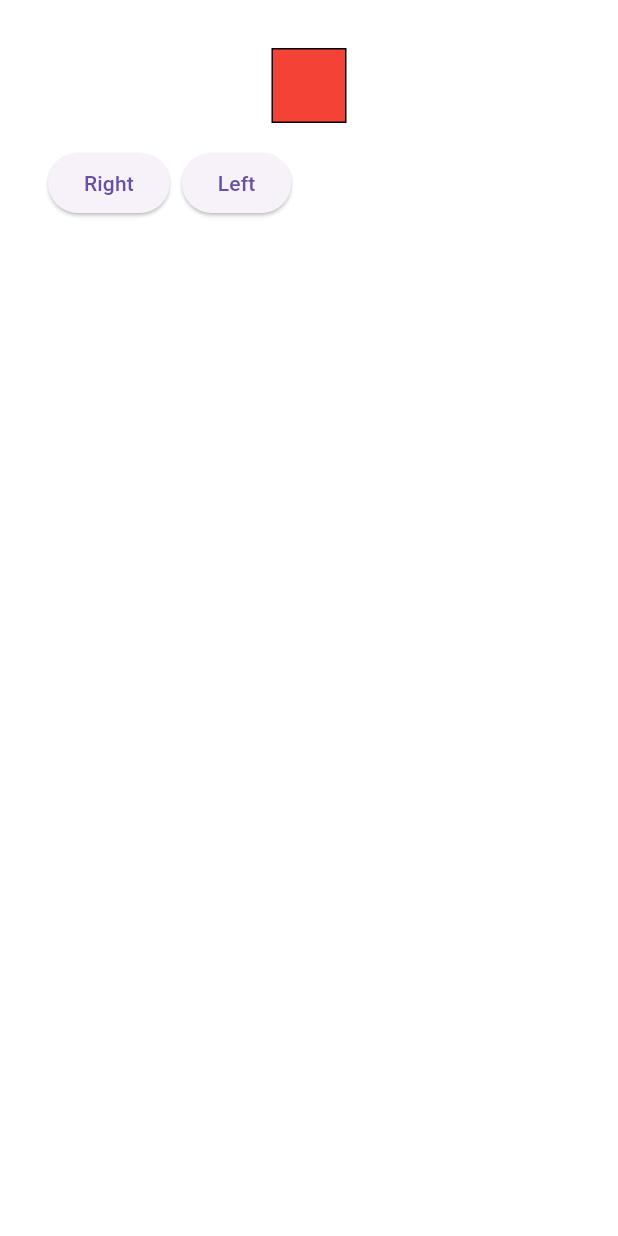
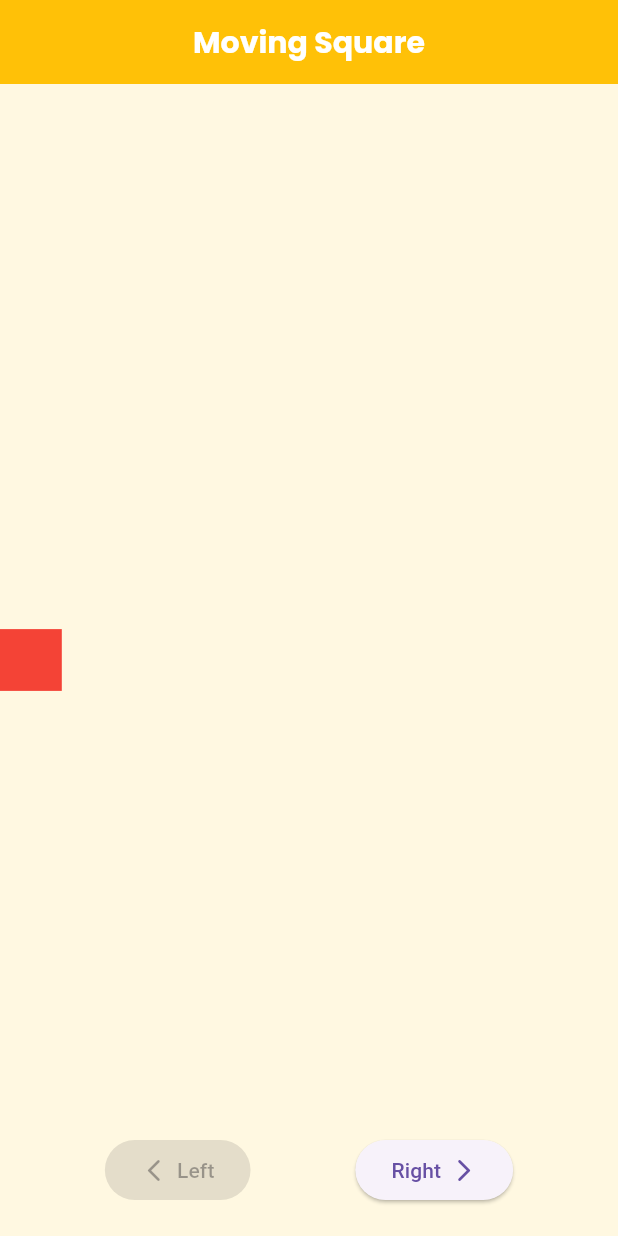
Before and after one commit to GreejithMinutesstudio/moving_square, a Flutter app: the screen it shows after launch, after a tap on "Left", on a phone screen of 412 x 824 dp. Run offline on Flutter 3.47's test engine with Material 3 defaults, Android fonts, the phone set to English and light mode, and no system bars; our stand-ins replace get, google_fonts, responsive_framework.

Commit message:
design and customisation of moving square home screen integrated getx controller and responsive framework packages added app colors, app theme added components -moving squares,butttons

```diff
--- /dev/null
+++ b/lib/constants/app_colors.dart
@@ -0,0 +1,12 @@
+import 'package:flutter/material.dart';
+
+class AppColors {
+  static const primaryColor = Colors.amber;
+  static const primaryLight = Colors.yellowAccent;
+  static const bgColor = Color(0xFFFFF8E1);
+  static const tileColor = Colors.white;
+  static const buttonTextColor = Colors.white;
+  static const textBlackColor = Colors.black;
+  static const greyColor = Color(0xFFCED3DC);
+  static const Color dividerColor = Color(0xFFD9D9D9);
+}
--- /dev/null
+++ b/lib/constants/app_theme.dart
@@ -0,0 +1,64 @@
+import 'package:flutter/material.dart';
+import 'package:google_fonts/google_fonts.dart';
+
+import 'app_colors.dart';
+
+final ThemeData appTheme = ThemeData(
+  primaryColor: AppColors.primaryColor,
+  scaffoldBackgroundColor: AppColors.bgColor,
+  appBarTheme: AppBarTheme(
+    color: AppColors.primaryColor,
+    titleTextStyle: GoogleFonts.poppins(
+      fontSize: 14,
+      fontWeight: FontWeight.bold,
+      color: AppColors.buttonTextColor,
+    ),
+    iconTheme: const IconThemeData(color: AppColors.buttonTextColor),
+  ),
+  textTheme: TextTheme(
+    displayLarge: GoogleFonts.poppins(
+      fontSize: 70,
+      fontWeight: FontWeight.bold,
+      color: AppColors.primaryColor,
+    ),
+    displayMedium: GoogleFonts.poppins(
+      fontSize: 40,
+      fontWeight: FontWeight.bold,
+      color: AppColors.primaryColor,
+    ),
+    headlineMedium: GoogleFonts.poppins(
+      fontSize: 20,
+      fontWeight: FontWeight.bold,
+      color: AppColors.primaryColor,
+    ),
+    titleMedium: GoogleFonts.poppins(
+      fontSize: 16,
+      fontWeight: FontWeight.bold,
+      color: AppColors.textBlackColor,
+    ),
+    labelMedium: GoogleFonts.poppins(
+      fontSize: 14,
+      fontWeight: FontWeight.bold,
+      color: AppColors.textBlackColor,
+    ),
+    bodyMedium: GoogleFonts.poppins(
+      fontSize: 14,
+      fontWeight: FontWeight.normal,
+      color: AppColors.textBlackColor,
+    ),
+    bodySmall: GoogleFonts.poppins(
+      fontSize: 12,
+      fontWeight: FontWeight.normal,
+      color: AppColors.textBlackColor,
+    ),titleSmall:   GoogleFonts.poppins(
+    fontSize: 12,
+    fontWeight: FontWeight.bold,
+    color: AppColors.textBlackColor,
+  ),
+    labelSmall: GoogleFonts.poppins(
+      fontSize: 10,
+      fontWeight: FontWeight.normal,
+      color: AppColors.textBlackColor,
+    ),
+  ),
+);
--- /dev/null
+++ b/lib/controller/home_controller.dart
@@ -0,0 +1,91 @@
+import 'package:get/get.dart';
+import 'dart:async';
+
+class HomeController extends GetxController {
+  var position = 0.0.obs;
+  var screenWidth = 0.0.obs;
+  var squareSize = 50.0.obs;
+  var isAnimating = false.obs;
+  var animationDuration = 1.obs;
+
+  /// Initialize square position at the center
+  void updateScreenWidth(double width) {
+    double oldWidth = screenWidth.value;
+    double oldPosition = position.value;
+
+    screenWidth.value = width;
+    squareSize.value = screenWidth.value * 0.1; // Make square size responsive
+
+    // If oldWidth is 0, it's the first time setting up the screen.
+    if (oldWidth == 0) {
+      position.value =
+          (screenWidth.value - squareSize.value) / 2; // Center it initially
+    } else {
+      // Disable animation when screen size changes
+      animationDuration.value = 0;
+
+      // Preserve proportional position
+      double proportion = oldPosition / oldWidth;
+      position.value = proportion * screenWidth.value;
+
+      // Ensure it doesn't exceed right edge
+      if (position.value + squareSize.value > screenWidth.value) {
+        position.value = screenWidth.value - squareSize.value;
+      }
+
+      // Re-enable animation after a short delay
+      Future.delayed(Duration(milliseconds: 100), () {
+        animationDuration.value = 1; // Restore 1-second animation for movement
+      });
+    }
+  }
+
+  /// Move the square left or right with animation
+  // Future<void> moveSquare(bool toRight) async {
+  //   if (isAnimating.value) return;
+  //   isAnimating.value = true;
+  //   animationDuration.value = 1; // Enable animation for movement
+  //
+  //   double targetPosition = toRight ? screenWidth.value - squareSize.value : 0;
+  //   double step = (targetPosition - position.value).abs() / 50;
+  //
+  //   Timer.periodic(const Duration(milliseconds: 10), (timer) {
+  //     if ((toRight && position.value >= targetPosition) ||
+  //         (!toRight && position.value <= targetPosition)) {
+  //       position.value = targetPosition;
+  //       isAnimating.value = false;
+  //       timer.cancel();
+  //     } else {
+  //       position.value += toRight ? step : -step;
+  //     }
+  //   });
+  // }
+  Future<void> moveSquare(bool toRight) async {
+    if (isAnimating.value) return; // Prevent multiple taps
+    isAnimating.value = true;
+
+    double targetPosition = toRight ? screenWidth.value - squareSize.value : 0;
+
+    // Animate to the new position
+    position.value = targetPosition;
+
+    // Wait for animation to complete before enabling buttons again
+    await Future.delayed(const Duration(seconds: 1));
+
+    isAnimating.value = false;
+  }
+
+  bool get isLeftDisabled => isAnimating.value || position.value <= 0;
+
+  bool get isRightDisabled =>
+      isAnimating.value ||
+      position.value >= screenWidth.value - squareSize.value;
+
+  // /// Check if Left button should be disabled
+  // bool get isLeftDisabled => position.value <= 0 || isAnimating.value;
+  //
+  // /// Check if Right button should be disabled
+  // bool get isRightDisabled =>
+  //     position.value >= screenWidth.value - squareSize.value ||
+  //     isAnimating.value;
+}
--- a/lib/main.dart
+++ b/lib/main.dart
@@ -1,62 +1,34 @@
 import 'package:flutter/material.dart';
+import 'package:moving_square/ui/home_page.dart';
+import 'package:responsive_framework/responsive_framework.dart';
+
+import 'constants/app_theme.dart';
 
 void main() {
   runApp(const MyApp());
 }
+final GlobalKey<NavigatorState> navigatorKey = GlobalKey<NavigatorState>();
 
 class MyApp extends StatelessWidget {
   const MyApp({super.key});
 
   @override
   Widget build(BuildContext context) {
-    return const MaterialApp(
-      home: Padding(
-        padding: EdgeInsets.all(32.0),
-        child: SquareAnimation(),
+    return   MaterialApp(
+      title: 'Moving Squares',
+      navigatorKey: navigatorKey,
+      theme: appTheme,
+      debugShowCheckedModeBanner: false,
+      builder: (context, child) => ResponsiveBreakpoints.builder(
+        child: child!,
+        breakpoints: [
+          const Breakpoint(start: 0, end: 450, name: MOBILE),
+          const Breakpoint(start: 451, end: 800, name: TABLET),
+          const Breakpoint(start: 801, end: 1920, name: DESKTOP),
+        ],
       ),
+      home:  HomePage(),
     );
+
   }
 }
-
-class SquareAnimation extends StatefulWidget {
-  const SquareAnimation({super.key});
-
-  @override
-  State<SquareAnimation> createState() {
-    return SquareAnimationState();
-  }
-}
-
-class SquareAnimationState extends State<SquareAnimation> {
-  static const _squareSize = 50.0;
-
-  @override
-  Widget build(BuildContext context) {
-    return Column(
-      children: [
-        Container(
-          width: _squareSize,
-          height: _squareSize,
-          decoration: BoxDecoration(
-            color: Colors.red,
-            border: Border.all(),
-          ),
-        ),
-        const SizedBox(height: 16),
-        Row(
-          children: [
-            ElevatedButton(
-              onPressed: () {},
-              child: const Text('Right'),
-            ),
-            const SizedBox(width: 8),
-            ElevatedButton(
-              onPressed: () {},
-              child:const Text('Left'),
-            ),
-          ],
-        ),
-      ],
-    );
-  }
-}
--- /dev/null
+++ b/lib/ui/components/home_buttons.dart
@@ -0,0 +1,51 @@
+import 'package:flutter/material.dart';
+import 'package:get/get.dart';
+import 'package:moving_square/controller/home_controller.dart';
+
+class HomeButtons extends StatelessWidget {
+  HomeButtons({super.key});
+
+  final HomeController controller = Get.find<HomeController>();
+
+  @override
+  Widget build(BuildContext context) {
+    return Row(
+      mainAxisAlignment: MainAxisAlignment.spaceEvenly,
+      children: [
+        Obx(
+          () => ElevatedButton(
+            onPressed:
+                controller.isLeftDisabled
+                    ? null
+                    : () => controller.moveSquare(false),
+            child: Row(
+              mainAxisAlignment: MainAxisAlignment.center,
+              children: [
+                Icon(Icons.arrow_back_ios_rounded),
+                SizedBox(width: 6,),
+                const Text("Left"),
+              ],
+            ),
+          ),
+        ),
+        Obx(
+          () => ElevatedButton(
+            onPressed:
+                controller.isRightDisabled
+                    ? null
+                    : () => controller.moveSquare(true),
+            child: Row(
+              mainAxisAlignment: MainAxisAlignment.center,
+              children: [
+                const Text("Right"),
+                SizedBox(width: 6,),
+                Icon(Icons.arrow_forward_ios_rounded),
+
+              ],
+            ),
+          ),
+        ),
+      ],
+    );
+  }
+}
--- /dev/null
+++ b/lib/ui/components/square_area.dart
@@ -0,0 +1,32 @@
+import 'package:flutter/material.dart';
+import 'package:get/get.dart';
+import 'package:moving_square/controller/home_controller.dart';
+
+class SquareArea extends StatelessWidget {
+  final BoxConstraints constraints;
+
+  SquareArea({super.key, required this.constraints});
+
+  final HomeController controller = Get.find<HomeController>();
+
+  @override
+  Widget build(BuildContext context) {
+    return Obx(
+      () => Stack(
+        children: [
+          AnimatedPositioned(
+            duration: Duration(seconds: controller.animationDuration.value),
+            curve: Curves.easeInOut,
+            left: controller.position.value,
+            top: constraints.maxHeight / 2 - controller.squareSize.value / 2,
+            child: SizedBox(
+              width: controller.squareSize.value,
+              height: controller.squareSize.value,
+              child: ColoredBox(color: Colors.red),
+            ),
+          ),
+        ],
+      ),
+    );
+  }
+}
--- /dev/null
+++ b/lib/ui/home_page.dart
@@ -0,0 +1,44 @@
+import 'package:flutter/material.dart';
+import 'package:get/get.dart';
+import 'package:moving_square/controller/home_controller.dart';
+import 'package:moving_square/ui/components/home_buttons.dart';
+
+import '../constants/app_theme.dart';
+import '../utils/responsive_sizes.dart';
+import 'components/square_area.dart';
+
+class HomePage extends StatelessWidget {
+  HomePage({super.key});
+
+  final HomeController controller = Get.put(HomeController());
+
+  @override
+  Widget build(BuildContext context) {
+    return Scaffold(
+      appBar: AppBar(
+        centerTitle: true,
+        title: Text(
+          "Moving Square",
+          style: appTheme.textTheme.titleMedium?.copyWith(
+            color: Colors.white,
+            fontSize: ResponsiveSizes.fontSize(context, 20),
+          ),
+        ),
+      ),
+      body: LayoutBuilder(
+        builder: (context, constraints) {
+          controller.updateScreenWidth(
+            constraints.maxWidth,
+          ); // Only updates when width changes
+          return Column(
+            children: [
+              Expanded(child: SquareArea(constraints: constraints)),
+              HomeButtons(),
+              const SizedBox(height: 20),
+            ],
+          );
+        },
+      ),
+    );
+  }
+}
--- /dev/null
+++ b/lib/utils/responsive_sizes.dart
@@ -0,0 +1,18 @@
+import 'package:flutter/material.dart';
+import 'package:responsive_framework/responsive_framework.dart';
+
+class ResponsiveSizes {
+  /// ✅ **Font Size Scaling**
+  static double? fontSize(BuildContext context, double baseSize) {
+    return ResponsiveValue<double>(
+      context,
+      defaultValue: baseSize, // Mobile (default)
+      conditionalValues: [
+        Condition.equals(name: DESKTOP, value: baseSize * 1.5),
+      ],
+    ).value;
+  }
+
+  static double screenWidth(BuildContext context) =>
+      ResponsiveBreakpoints.of(context).screenWidth;
+}
--- a/pubspec.yaml
+++ b/pubspec.yaml
@@ -34,6 +34,9 @@ dependencies:
   # The following adds the Cupertino Icons font to your application.
   # Use with the CupertinoIcons class for iOS style icons.
   cupertino_icons: ^1.0.8
+  get: ^4.7.2
+  google_fonts: ^6.2.1
+  responsive_framework: ^1.5.1
 
 dev_dependencies:
   flutter_test:
```
Also changed, not shown: pubspec.lock, 3 other files.
